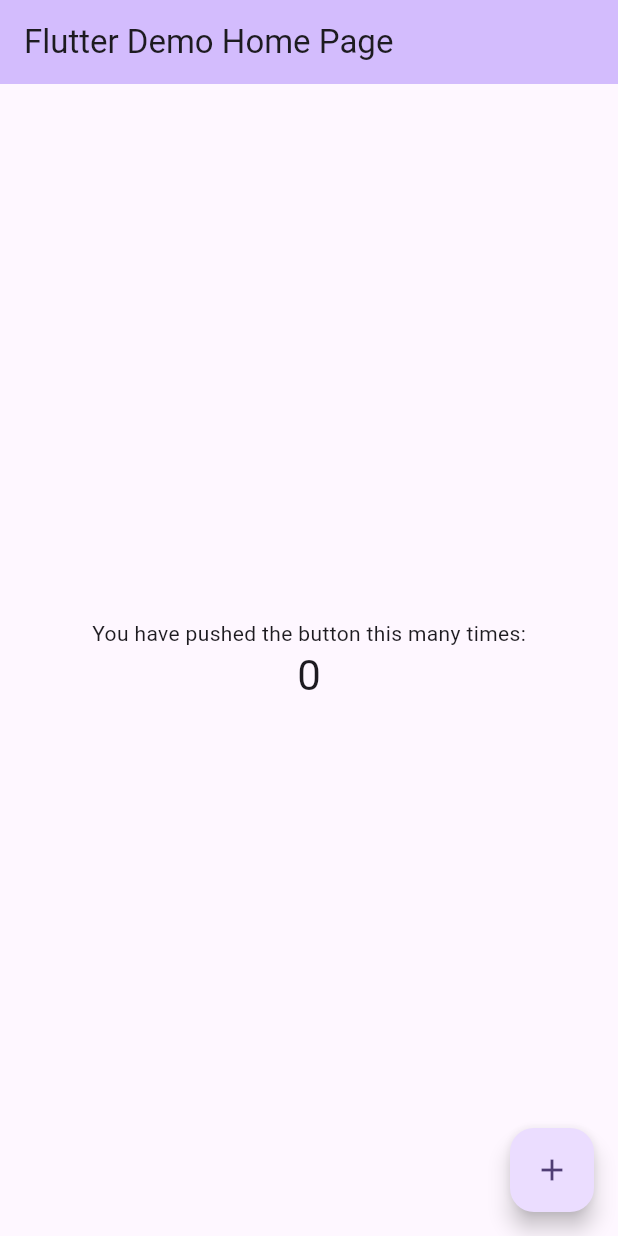
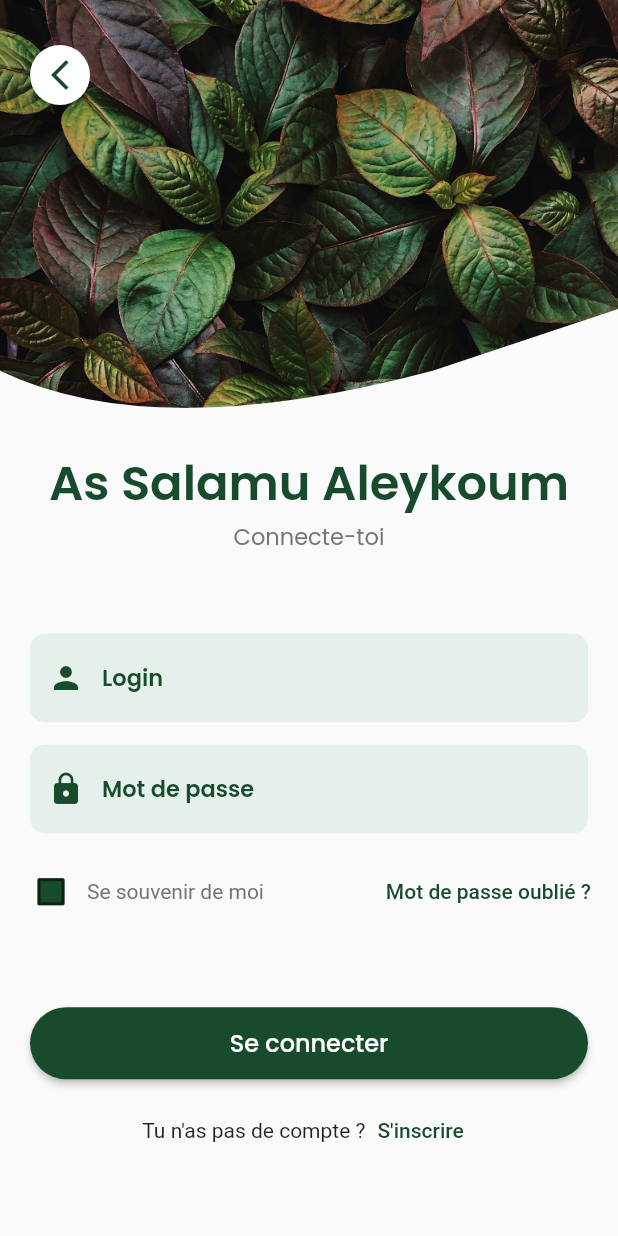
Before and after one commit to Pape45/Plant-Disease-Detection, a Flutter app: the screen it shows after launch, on a phone screen of 412 x 824 dp. Run offline on Flutter 3.47's test engine with Material 2 defaults, Android fonts, the phone set to English and light mode, and no system bars; our stand-ins replace google_fonts.

Commit message:
Adding Login and Register Screen.

```diff
--- /dev/null
+++ b/lib/components/authentication_button.dart
@@ -0,0 +1,34 @@
+import 'package:flutter/material.dart';
+import 'package:google_fonts/google_fonts.dart';
+import 'package:plant_disease_detection/constants.dart';
+
+class AuthenticationButton extends StatelessWidget {
+  const AuthenticationButton({
+    required this.label,
+    required this.onPressed,
+    Key? key,
+  }) : super(key: key);
+
+  final String label;
+  final Function() onPressed;
+
+  @override
+  Widget build(BuildContext context) {
+    return ElevatedButton(
+      style: ButtonStyle(
+        padding: MaterialStateProperty.all(
+          const EdgeInsets.symmetric(vertical: 12.0),
+        ),
+        backgroundColor: MaterialStateProperty.all(kDarkGreenColor),
+        shape: MaterialStateProperty.all(RoundedRectangleBorder(
+          borderRadius: BorderRadius.circular(30.0),
+        )),
+      ),
+      onPressed: onPressed,
+      child: Text(
+        label,
+        style: GoogleFonts.poppins(fontSize: 16.0),
+      ),
+    );
+  }
+}
--- /dev/null
+++ b/lib/components/custom_text_field.dart
@@ -0,0 +1,62 @@
+import 'package:flutter/material.dart';
+import 'package:google_fonts/google_fonts.dart';
+import 'package:plant_disease_detection/constants.dart';
+
+class CustomTextField extends StatelessWidget {
+  const CustomTextField({
+    required this.hintText,
+    required this.icon,
+    this.obscureText = false,
+    required this.keyboardType,
+    required this.onChanged,
+    Key? key,
+  }) : super(key: key);
+
+  final String hintText;
+  final IconData icon;
+  final bool obscureText;
+  final TextInputType keyboardType;
+  final Function(String) onChanged;
+
+  @override
+  Widget build(BuildContext context) {
+    return Padding(
+      padding: const EdgeInsets.only(left: 20.0, right: 20.0, bottom: 15.0),
+      child: TextField(
+        cursorColor: kDarkGreenColor,
+        obscureText: obscureText,
+        keyboardType: keyboardType,
+        style: GoogleFonts.poppins(
+          color: kDarkGreenColor,
+          fontWeight: FontWeight.w600,
+          fontSize: 15.0,
+        ),
+        decoration: InputDecoration(
+          contentPadding: const EdgeInsets.all(18.0),
+          filled: true,
+          fillColor: kGinColor,
+          prefixIcon: Icon(
+            icon,
+            size: 24.0,
+            color: kDarkGreenColor,
+          ),
+          hintText: hintText,
+          hintStyle: GoogleFonts.poppins(
+            color: kDarkGreenColor,
+            fontWeight: FontWeight.w600,
+            fontSize: 15.0,
+          ),
+          enabledBorder: OutlineInputBorder(
+            borderRadius: BorderRadius.circular(10.0),
+            borderSide: BorderSide(color: kGinColor),
+          ),
+          focusedBorder: OutlineInputBorder(
+            borderRadius: BorderRadius.circular(10.0),
+            borderSide: BorderSide(color: kDarkGreenColor),
+          ),
+        ),
+        onChanged: onChanged,
+      ),
+    );
+  }
+}
--- /dev/null
+++ b/lib/constants.dart
@@ -0,0 +1,13 @@
+import 'package:flutter/material.dart';
+import 'package:google_fonts/google_fonts.dart';
+
+Color kDarkGreenColor = const Color(0xFF184A2C);
+Color kGinColor = const Color(0xFFE5F0EA);
+Color kSpiritedGreen = const Color(0xFFC1DFCB);
+Color kFoamColor = const Color(0xFFEBFDF2);
+Color kGreyColor = Colors.grey.shade600;
+
+TextStyle kBillTextStyle = GoogleFonts.poppins(
+  color: kDarkGreenColor,
+  fontSize: 15.0,
+);
--- a/lib/main.dart
+++ b/lib/main.dart
@@ -1,125 +1,25 @@
 import 'package:flutter/material.dart';
+import 'package:plant_disease_detection/screens/login_screen.dart';
+import 'package:plant_disease_detection/screens/signup_screen.dart';
 
 void main() {
-  runApp(const MyApp());
+  runApp(MyApp());
 }
 
 class MyApp extends StatelessWidget {
-  const MyApp({super.key});
-
-  // This widget is the root of your application.
   @override
   Widget build(BuildContext context) {
     return MaterialApp(
-      title: 'Flutter Demo',
+      title: 'Plant App',
       theme: ThemeData(
-        // This is the theme of your application.
-        //
-        // TRY THIS: Try running your application with "flutter run". You'll see
-        // the application has a blue toolbar. Then, without quitting the app,
-        // try changing the seedColor in the colorScheme below to Colors.green
-        // and then invoke "hot reload" (save your changes or press the "hot
-        // reload" button in a Flutter-supported IDE, or press "r" if you used
-        // the command line to start the app).
-        //
-        // Notice that the counter didn't reset back to zero; the application
-        // state is not lost during the reload. To reset the state, use hot
-        // restart instead.
-        //
-        // This works for code too, not just values: Most code changes can be
-        // tested with just a hot reload.
-        colorScheme: ColorScheme.fromSeed(seedColor: Colors.deepPurple),
-        useMaterial3: true,
+        primarySwatch: Colors.green,
+        visualDensity: VisualDensity.adaptivePlatformDensity,
       ),
-      home: const MyHomePage(title: 'Flutter Demo Home Page'),
+      initialRoute: LoginScreen.id,
+      routes: {
+        LoginScreen.id: (context) => LoginScreen(),
+        SignupScreen.id: (context) => SignupScreen(),
+      },
     );
   }
 }
-
-class MyHomePage extends StatefulWidget {
-  const MyHomePage({super.key, required this.title});
-
-  // This widget is the home page of your application. It is stateful, meaning
-  // that it has a State object (defined below) that contains fields that affect
-  // how it looks.
-
-  // This class is the configuration for the state. It holds the values (in this
-  // case the title) provided by the parent (in this case the App widget) and
-  // used by the build method of the State. Fields in a Widget subclass are
-  // always marked "final".
-
-  final String title;
-
-  @override
-  State<MyHomePage> createState() => _MyHomePageState();
-}
-
-class _MyHomePageState extends State<MyHomePage> {
-  int _counter = 0;
-
-  void _incrementCounter() {
-    setState(() {
-      // This call to setState tells the Flutter framework that something has
-      // changed in this State, which causes it to rerun the build method below
-      // so that the display can reflect the updated values. If we changed
-      // _counter without calling setState(), then the build method would not be
-      // called again, and so nothing would appear to happen.
-      _counter++;
-    });
-  }
-
-  @override
-  Widget build(BuildContext context) {
-    // This method is rerun every time setState is called, for instance as done
-    // by the _incrementCounter method above.
-    //
-    // The Flutter framework has been optimized to make rerunning build methods
-    // fast, so that you can just rebuild anything that needs updating rather
-    // than having to individually change instances of widgets.
-    return Scaffold(
-      appBar: AppBar(
-        // TRY THIS: Try changing the color here to a specific color (to
-        // Colors.amber, perhaps?) and trigger a hot reload to see the AppBar
-        // change color while the other colors stay the same.
-        backgroundColor: Theme.of(context).colorScheme.inversePrimary,
-        // Here we take the value from the MyHomePage object that was created by
-        // the App.build method, and use it to set our appbar title.
-        title: Text(widget.title),
-      ),
-      body: Center(
-        // Center is a layout widget. It takes a single child and positions it
-        // in the middle of the parent.
-        child: Column(
-          // Column is also a layout widget. It takes a list of children and
-          // arranges them vertically. By default, it sizes itself to fit its
-          // children horizontally, and tries to be as tall as its parent.
-          //
-          // Column has various properties to control how it sizes itself and
-          // how it positions its children. Here we use mainAxisAlignment to
-          // center the children vertically; the main axis here is the vertical
-          // axis because Columns are vertical (the cross axis would be
-          // horizontal).
-          //
-          // TRY THIS: Invoke "debug painting" (choose the "Toggle Debug Paint"
-          // action in the IDE, or press "p" in the console), to see the
-          // wireframe for each widget.
-          mainAxisAlignment: MainAxisAlignment.center,
-          children: <Widget>[
-            const Text(
-              'You have pushed the button this many times:',
-            ),
-            Text(
-              '$_counter',
-              style: Theme.of(context).textTheme.headlineMedium,
-            ),
-          ],
-        ),
-      ),
-      floatingActionButton: FloatingActionButton(
-        onPressed: _incrementCounter,
-        tooltip: 'Increment',
-        child: const Icon(Icons.add),
-      ), // This trailing comma makes auto-formatting nicer for build methods.
-    );
-  }
-}
--- /dev/null
+++ b/lib/screens/login_screen.dart
@@ -0,0 +1,286 @@
+import 'package:flutter/material.dart';
+import 'package:google_fonts/google_fonts.dart';
+import 'package:plant_disease_detection/components/authentication_button.dart';
+import 'package:plant_disease_detection/components/custom_text_field.dart';
+import 'package:plant_disease_detection/constants.dart';
+import 'package:plant_disease_detection/screens/signup_screen.dart';
+import 'package:plant_disease_detection/screens/test.dart';
+
+class LoginScreen extends StatefulWidget {
+  const LoginScreen({Key? key}) : super(key: key);
+
+  static const String id = 'LoginScreen';
+
+  @override
+  State<LoginScreen> createState() => _LoginScreenState();
+}
+
+class _LoginScreenState extends State<LoginScreen> {
+  bool rememberMe = false;
+  String username = '';
+  String password = '';
+
+  @override
+  Widget build(BuildContext context) {
+    return Material(
+      child: Stack(
+        alignment: Alignment.bottomRight,
+        fit: StackFit.expand,
+        children: [
+          // First Child in the stack
+
+          ClipPath(
+            clipper: ImageClipper(),
+            child: Image.asset(
+              'assets/leaves.jpg',
+              alignment: Alignment.topCenter,
+              fit: BoxFit.fitWidth,
+            ),
+          ),
+
+          Positioned(
+            top: 30.0,
+            left: 20.0,
+            child: CircleAvatar(
+              backgroundColor: Colors.white,
+              radius: 20.0,
+              child: IconButton(
+                onPressed: () {},
+                icon: Icon(
+                  Icons.arrow_back_ios_new,
+                  color: kDarkGreenColor,
+                  size: 24.0,
+                ),
+              ),
+            ),
+          ),
+
+          // Second Child in the stack
+          Positioned(
+            height: MediaQuery.of(context).size.height * 0.67,
+            width: MediaQuery.of(context).size.width,
+            child: Scaffold(
+              body: SingleChildScrollView(
+                child: Container(
+                  constraints: BoxConstraints(
+                    maxHeight: MediaQuery.of(context).size.height * 0.67,
+                    maxWidth: MediaQuery.of(context).size.width,
+                  ),
+                  child: Column(
+                    mainAxisAlignment: MainAxisAlignment.spaceAround,
+                    children: [
+                      // First Column
+                      Column(
+                        crossAxisAlignment: CrossAxisAlignment.center,
+                        children: [
+                          Text(
+                            'As Salamu Aleykoum',
+                            style: GoogleFonts.poppins(
+                              fontSize: 32.0,
+                              fontWeight: FontWeight.w600,
+                              color: kDarkGreenColor,
+                            ),
+                          ),
+                          Text(
+                            'Connecte-toi',
+                            style: GoogleFonts.poppins(
+                              color: kGreyColor,
+                              fontSize: 15.0,
+                            ),
+                          )
+                        ],
+                      ),
+
+                      // Second Column
+                      Column(
+                        children: [
+                          CustomTextField(
+                            hintText: 'Login',
+                            icon: Icons.person,
+                            keyboardType: TextInputType.name,
+                            onChanged: (value) {
+                              username = value != '' ? value : '';
+                            },
+                          ),
+                          CustomTextField(
+                            hintText: 'Mot de passe',
+                            icon: Icons.lock,
+                            obscureText: true,
+                            keyboardType: TextInputType.visiblePassword,
+                            onChanged: (value) {
+                              password = value != '' ? value : '';
+                            },
+                          ),
+                          Padding(
+                            padding:
+                                const EdgeInsets.symmetric(horizontal: 10.0),
+                            child: Row(
+                              mainAxisAlignment: MainAxisAlignment.spaceBetween,
+                              children: [
+                                Row(
+                                  children: [
+                                    Checkbox(
+                                      checkColor: Colors.white,
+                                      fillColor: MaterialStateProperty.all(
+                                          kDarkGreenColor),
+                                      value: rememberMe,
+                                      onChanged: (value) {
+                                        setState(() {
+                                          rememberMe = value!;
+                                        });
+                                      },
+                                    ),
+                                    Text(
+                                      'Se souvenir de moi',
+                                      style: TextStyle(
+                                        color: kGreyColor,
+                                        fontSize: 14.0,
+                                      ),
+                                    )
+                                  ],
+                                ),
+                                TextButton(
+                                  onPressed: () {},
+                                  style: ButtonStyle(
+                                    foregroundColor: MaterialStateProperty.all(
+                                        kDarkGreenColor),
+                                  ),
+                                  child: const Text(
+                                    'Mot de passe oublié ?',
+                                  ),
+                                )
+                              ],
+                            ),
+                          ),
+                        ],
+                      ),
+
+                      // Third Column
+                      Padding(
+                        padding: const EdgeInsets.only(
+                          left: 20.0,
+                          right: 20.0,
+                          bottom: 20.0,
+                        ),
+                        child: Column(
+                          crossAxisAlignment: CrossAxisAlignment.stretch,
+                          children: [
+                            AuthenticationButton(
+                              label: 'Se connecter',
+                              onPressed: () {
+                                if (username.toLowerCase() == 'admin' &&
+                                    password == 'idk123!') {
+                                  Navigator.push(
+                                      context,
+                                      MaterialPageRoute(
+                                          builder: (context) => TestScreen()));
+                                }
+                              },
+                            ),
+                            Padding(
+                              padding: const EdgeInsets.only(top: 10.0),
+                              child: Row(
+                                mainAxisAlignment: MainAxisAlignment.center,
+                                children: [
+                                  const Text(
+                                    'Tu n\'as pas de compte ?',
+                                    style: TextStyle(fontSize: 14.0),
+                                  ),
+                                  TextButton(
+                                    style: ButtonStyle(
+                                      foregroundColor:
+                                          MaterialStateProperty.all(
+                                              kDarkGreenColor),
+                                    ),
+                                    onPressed: () {
+                                      Navigator.pushNamed(
+                                          context, SignupScreen.id);
+                                    },
+                                    child: const Text(
+                                      'S\'inscrire',
+                                      style: TextStyle(fontSize: 14.0),
+                                    ),
+                                  )
+                                ],
+                              ),
+                            )
+                          ],
+                        ),
+                      ),
+                    ],
+                  ),
+                ),
+              ),
+            ),
+          ),
+        ],
+      ),
+    );
+  }
+}
+
+class ImageClipper extends CustomClipper<Path> {
+  @override
+  Path getClip(Size size) {
+    var path = Path();
+
+    path.lineTo(0, size.height * 0.30);
+
+    path.quadraticBezierTo(
+      size.width * 0.25,
+      size.height * 0.36,
+      size.width * 0.70,
+      size.height * 0.30,
+    );
+    path.lineTo(size.width, size.height * 0.25);
+
+    path.lineTo(size.width, 0);
+    path.lineTo(0, 0);
+
+    path.close();
+
+    return path;
+  }
+
+  @override
+  bool shouldReclip(CustomClipper<Path> oldClipper) => false;
+}
+
+class CurvePainter extends CustomPainter {
+  @override
+  void paint(Canvas canvas, Size size) {
+    var paint = Paint();
+    paint.color = kSpiritedGreen;
+    paint.style = PaintingStyle.fill;
+
+    var path = Path();
+
+    path.moveTo(0, size.height * 0.70);
+
+    path.quadraticBezierTo(
+      size.width * 0.40,
+      size.height * 0.80,
+      size.width * 0.75,
+      size.height * 0.60,
+    );
+    path.quadraticBezierTo(
+      size.width * 0.95,
+      size.height * 0.48,
+      size.width,
+      size.height * 0.32,
+    );
+
+    path.lineTo(size.width, 20);
+    path.quadraticBezierTo(size.width, 0, size.width - 20, 0);
+    path.lineTo(20, 0);
+    path.quadraticBezierTo(0, 0, 0, 20);
+
+    canvas.drawPath(path, paint);
+  }
+
+  @override
+  bool shouldRepaint(CurvePainter oldDelegate) => false;
+
+  @override
+  bool shouldRebuildSemantics(CurvePainter oldDelegate) => false;
+}
--- a/pubspec.yaml
+++ b/pubspec.yaml
@@ -35,6 +35,7 @@ dependencies:
   # The following adds the Cupertino Icons font to your application.
   # Use with the CupertinoIcons class for iOS style icons.
   cupertino_icons: ^1.0.2
+  google_fonts: ^5.1.0
 
 dev_dependencies:
   flutter_test:
@@ -60,6 +61,9 @@ flutter:
 
   # To add assets to your application, add an assets section, like this:
   # assets:
+
+  assets:
+    - assets/
   #   - images/a_dot_burr.jpeg
   #   - images/a_dot_ham.jpeg
 
```
Also changed, not shown: lib/screens/signup_screen.dart (added, +163 -0 lines), lib/screens/test.dart (added, +18 -0 lines), assets/leaves.jpg (added), pubspec.lock, 11 other files.
